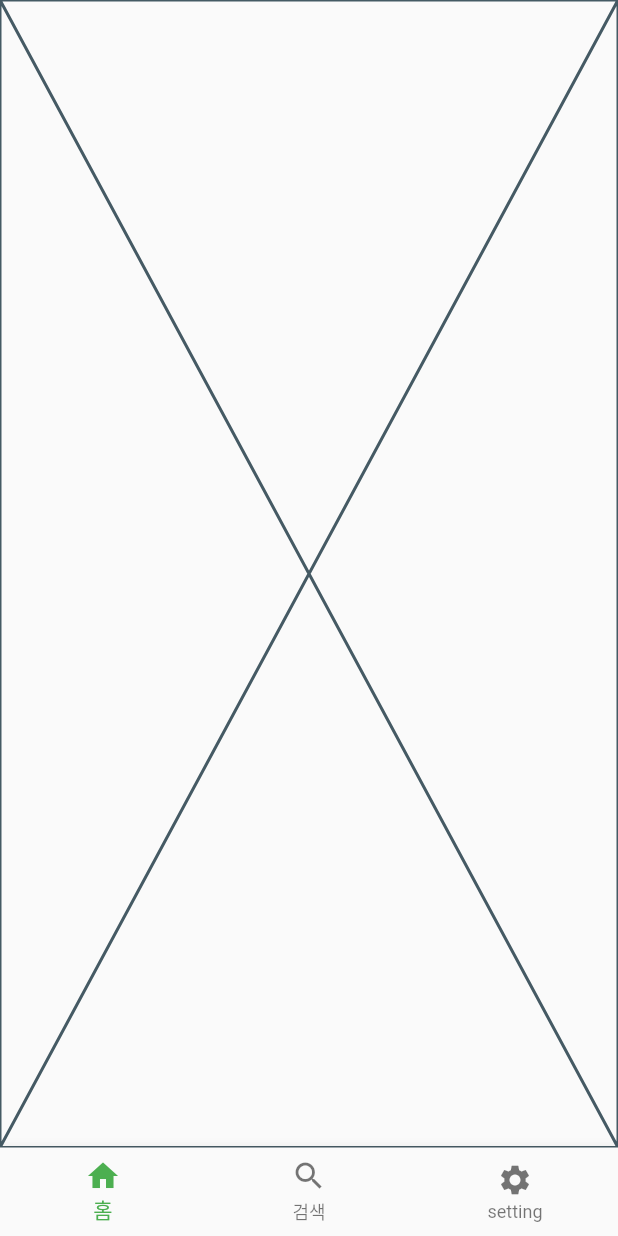
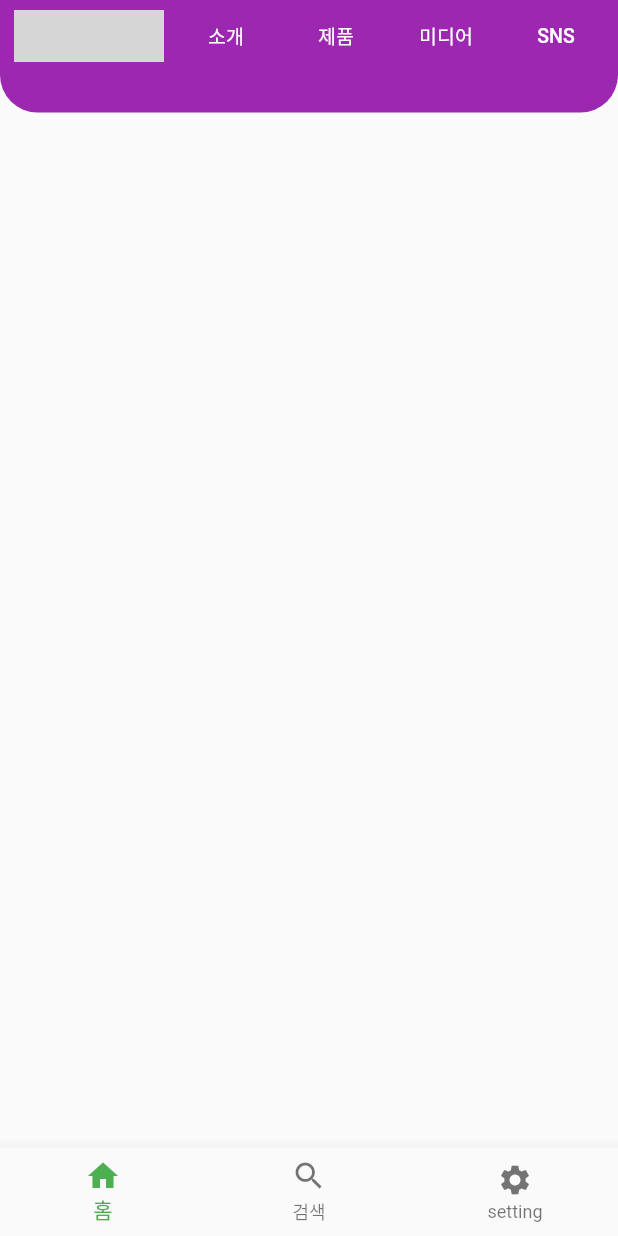
Before and after one commit to sinwoovj/ShurubKoreaApp, a Flutter app: the screen it shows after launch, on a phone screen of 412 x 824 dp. Run offline on Flutter 3.47's test engine with Material 2 defaults, Android fonts, the phone set to English and light mode, and no system bars; Roboto replaces fonts that are missing (Jalnan); project files that could hold a hidden picture were left out; grey boxes are pictures that could not be loaded.

Commit message:
First Push 2023-05-23

```diff
--- a/lib/config/app_theme.dart
+++ b/lib/config/app_theme.dart
@@ -22,7 +22,7 @@ class AppTheme {
       ),
       appBarTheme: AppBarTheme(
         centerTitle: true,
-        backgroundColor: Colors.greenAccent,
+        backgroundColor: Colors.purple,
         iconTheme: IconThemeData(
           color: AppColors.black,
         ),
--- a/lib/page1.dart
+++ b/lib/page1.dart
@@ -1,4 +1,5 @@
 import 'package:flutter/cupertino.dart';
+import 'package:flutter/material.dart';
 
 class Page1 extends StatefulWidget {
   const Page1({Key? key}) : super(key: key);
@@ -10,6 +11,66 @@ class Page1 extends StatefulWidget {
 class _Page1State extends State<Page1> {
   @override
   Widget build(BuildContext context) {
-    return const Placeholder();
+    return Scaffold(
+      body: SafeArea(child: header()),
+    );
+  }
+
+  Widget header() {
+    return Container(
+      width: double.maxFinite,
+      height: 75,
+      decoration: BoxDecoration(
+        borderRadius: BorderRadius.vertical(bottom: Radius.circular(25)),
+        color: Colors.purple,
+      ),
+      child: Column(
+        children: [
+          Row(
+            mainAxisAlignment: MainAxisAlignment.spaceEvenly,
+            children: [
+              logo(),
+              TextButton(
+                  onPressed: () {},
+                  child: Text(
+                    '소개',
+                    style: TextStyle(color: Colors.white, fontSize: 13, fontFamily: 'Jalnan'),
+                  )),
+              TextButton(
+                  onPressed: () {},
+                  child: Text(
+                    '제품',
+                    style: TextStyle(color: Colors.white, fontSize: 13, fontFamily: 'Jalnan'),
+                  )),
+              TextButton(
+                  onPressed: () {},
+                  child: Text(
+                    '미디어',
+                    style: TextStyle(color: Colors.white, fontSize: 13, fontFamily: 'Jalnan'),
+                  )),
+              TextButton(
+                  onPressed: () {},
+                  child: Text(
+                    'SNS',
+                    style: TextStyle(color: Colors.white, fontSize: 13, fontFamily: 'Jalnan'),
+                  )),
+            ],
+          ),
+          // SizedBox(
+          //   width: double.infinity,
+          //   height: double.infinity,
+          //   child: Container(child: bg()),
+          // )
+        ],
+      ),
+    );
+  }
+
+  Widget logo() {
+    return Image.asset('assets/images/Product/Logo.png', width: 100, height: 35);
+  }
+
+  Widget bg() {
+    return Image.asset('assets/images/Product/BG.png');
   }
 }
```
Also changed, not shown: lib/page2.dart (+27 -16 lines), pubspec.yaml (+7 -2 lines).
